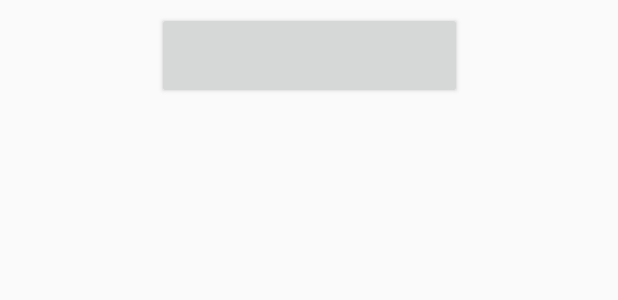
After one commit to horaceyoung/CZ2006-Helia-Healthy-Lifestyle-App-NTU, an Android app: the layout activity_event_list_adapter.xml on its own in the app's theme, with its tools: preview values and no code run, on a phone screen of 412 x 824 dp. The commit adds this screen. Shown: the top 300 px of the screen. Run offline under Robolectric (Android 15) with nearby library versions, the phone set to English and light mode, and no system bars.

Commit message:
pull this

```diff
--- a/Helia/app/src/main/java/com/zy/helia/MeFragment.java
+++ b/Helia/app/src/main/java/com/zy/helia/MeFragment.java
@@ -113,17 +113,17 @@ public class MeFragment extends Fragment implements View.OnClickListener{
         switch (v.getId()) {
 
             case R.id.Personal:
-                Intent startNewActivity = new Intent(getContext(),ME_ChangePersonalInfo.class);
+                Intent startNewActivity = new Intent(getContext(),MeChangePersonalInfo.class);
                 startActivity(startNewActivity);
                 break;
 
             case R.id.IREvents:
-                Intent startNewActivity2 = new Intent(getContext(),ME_IREvents.class);
+                Intent startNewActivity2 = new Intent(getContext(),MeIREvents.class);
                 startActivity(startNewActivity2);
                 break;
 
             case R.id.MyEvents:
-                Intent startNewActivity3 = new Intent(getContext(),ME_MyEvents.class);
+                Intent startNewActivity3 = new Intent(getContext(),MeMyEvents.class);
                 startActivity(startNewActivity3);
                 break;
 
--- a/Helia/app/src/main/java/com/zy/helia/MeIREvents.java
+++ b/Helia/app/src/main/java/com/zy/helia/MeIREvents.java
@@ -10,7 +10,7 @@ import android.widget.TableLayout;
 
 import com.zy.helia.Activities.ME_EventsPagerAdopter;
 
-public class MeIREvents extends AppCompatActivity implements ME_IR_Registered.OnFragmentInteractionListener, ME_IR_Interested.OnFragmentInteractionListener {
+public class MeIREvents extends AppCompatActivity implements MeIrRegistered.OnFragmentInteractionListener, MeIrInterested.OnFragmentInteractionListener {
 
     @Override
     protected void onCreate(Bundle savedInstanceState) {
--- /dev/null
+++ b/Helia/app/src/main/res/layout/activity_event_list_adapter.xml
@@ -0,0 +1,18 @@
+<?xml version="1.0" encoding="utf-8"?>
+<android.support.constraint.ConstraintLayout
+    xmlns:android="http://schemas.android.com/apk/res/android"
+    xmlns:app="http://schemas.android.com/apk/res-auto"
+    xmlns:tools="http://schemas.android.com/tools"
+    android:layout_width="match_parent"
+    android:layout_height="match_parent">
+    <Button
+        android:id="@+id/imgBtn"
+        android:layout_width="203dp"
+        android:layout_height="58dp"
+        android:layout_marginEnd="8dp"
+        android:layout_marginStart="8dp"
+        android:layout_marginTop="8dp"
+        app:layout_constraintEnd_toEndOf="parent"
+        app:layout_constraintStart_toStartOf="parent"
+        app:layout_constraintTop_toTopOf="parent" />
+</android.support.constraint.ConstraintLayout>
```
Also changed, not shown: Helia/app/src/main/java/com/zy/helia/Activities/EventList.java (+11 -13 lines), Helia/app/src/main/java/com/zy/helia/Activities/EventListAdapter.java (added, +47 -0 lines), Helia/app/src/main/res/layout/activity_event_list.xml (+5 -64 lines).
